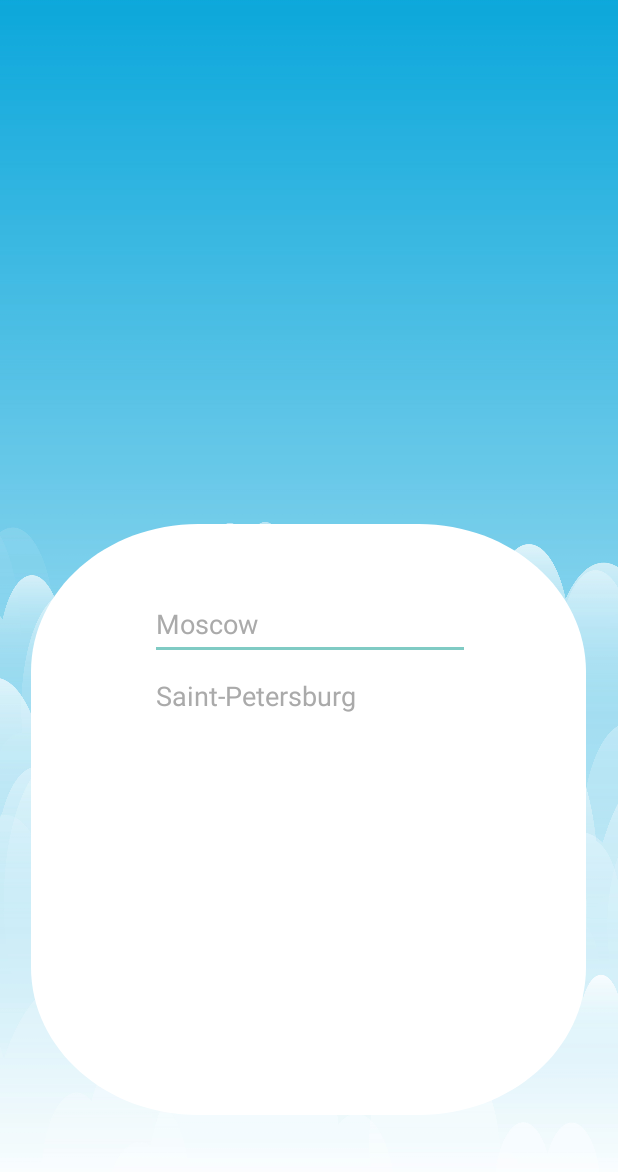
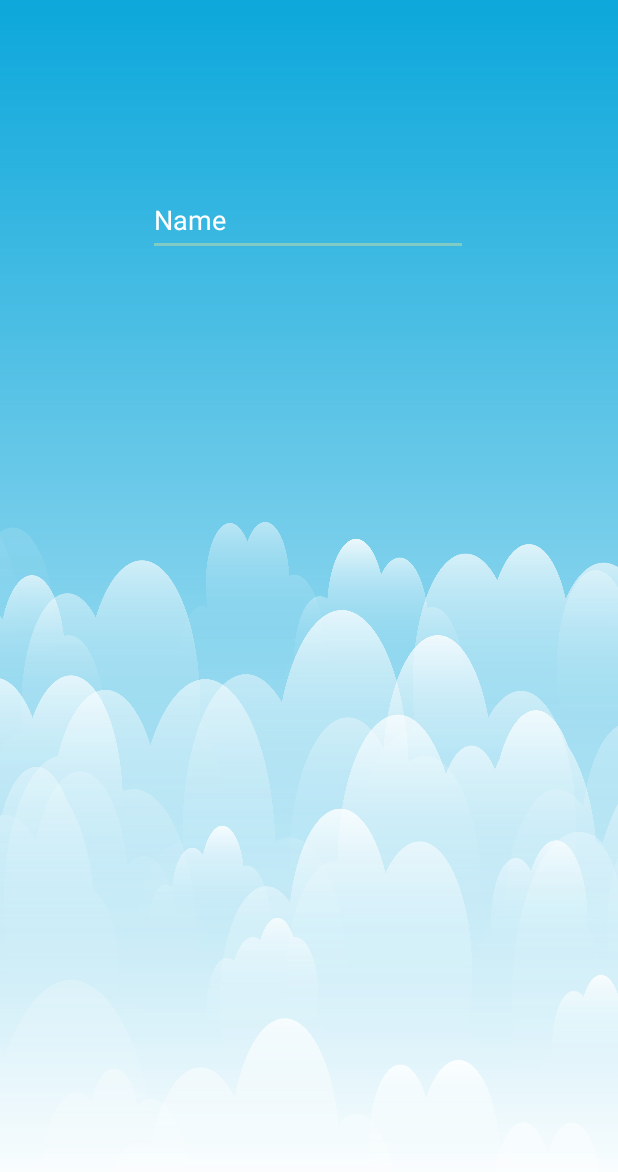
Before and after one commit to FrencysDouble/FLSApp-Java-Mobile-Application-, an Android app: the MainMenuActivity screen opened directly, with no data from a screen before it, on a phone screen of 412 x 824 dp. Shown: the top 1172 px of the screen. Run offline under Robolectric (Android 15) with nearby library versions, the phone set to English and light mode, and no system bars.

```diff
--- a/app/build.gradle
+++ b/app/build.gradle
@@ -37,7 +37,7 @@ dependencies {
     implementation 'com.google.firebase:firebase-analytics'
     implementation 'com.google.firebase:firebase-auth:21.1.0'
     implementation 'com.google.firebase:firebase-database:20.1.0'
-    implementation "androidx.fragment:fragment:1.6.0"
+    implementation 'com.github.andreilisun:swipedismissdialog:0.1'
     testImplementation 'junit:junit:4.+'
     androidTestImplementation 'androidx.test.ext:junit:1.1.5'
     androidTestImplementation 'androidx.test.espresso:espresso-core:3.5.1'
--- a/app/src/main/java/com/mycompany/flsapp/MainActivity.java
+++ b/app/src/main/java/com/mycompany/flsapp/MainActivity.java
@@ -27,4 +27,9 @@ public class MainActivity extends AppCompatActivity {
     {
         startActivity(log);
     }
+
+    public void Test(View view) {
+        Intent intent = new Intent(this,MainMenuActivity.class);
+        startActivity(intent);
+    }
 }
--- a/app/src/main/java/com/mycompany/flsapp/MainMenuActivity.java
+++ b/app/src/main/java/com/mycompany/flsapp/MainMenuActivity.java
@@ -1,14 +1,22 @@
 package com.mycompany.flsapp;
 
 import androidx.appcompat.app.AppCompatActivity;
+import androidx.fragment.app.Fragment;
+import androidx.fragment.app.FragmentManager;
+import androidx.fragment.app.FragmentTransaction;
 
+import android.content.Intent;
 import android.os.Bundle;
 import android.view.View;
 import android.widget.EditText;
+import android.widget.FrameLayout;
 import android.widget.Toast;
 
+import com.mycompany.flsapp.Fragments.Fragment_to;
+
 public class MainMenuActivity extends AppCompatActivity {
-    EditText ed_to,ed_on;
+    EditText ed_to;
+    Fragment_to fragment_to = new Fragment_to();
     @Override
     protected void onCreate(Bundle savedInstanceState) {
         super.onCreate(savedInstanceState);
@@ -19,10 +27,9 @@ public class MainMenuActivity extends AppCompatActivity {
     private void init()
     {
         ed_to = findViewById(R.id.ed_text_to);
-        ed_on = findViewById(R.id.ed_text_on);
     }
 
     public void openSearch1(View view) {
-        Toast.makeText(this,"Sex",Toast.LENGTH_SHORT).show();
+        fragment_to.show(getSupportFragmentManager(), "dialogFragment");
     }
 }
--- a/app/src/main/res/layout/activity_main_menu.xml
+++ b/app/src/main/res/layout/activity_main_menu.xml
@@ -7,52 +7,20 @@
     android:background="@drawable/clouds2"
     tools:context=".MainMenuActivity">
 
-    <View
-        android:id="@+id/log_site_up"
-        android:layout_width="370dp"
-        android:layout_height="394dp"
-        android:layout_alignParentLeft="true"
-        android:layout_alignParentTop="true"
-        android:background="@drawable/log_reg_site"
-        android:padding="10dp"
-        app:layout_constraintBottom_toBottomOf="parent"
-        app:layout_constraintEnd_toEndOf="parent"
-        app:layout_constraintHorizontal_bias="0.487"
-        app:layout_constraintStart_toStartOf="parent"
-        app:layout_constraintTop_toTopOf="parent"
-        app:layout_constraintVertical_bias="0.813" />
-
     <EditText
         android:id="@+id/ed_text_to"
         android:layout_width="wrap_content"
         android:layout_height="wrap_content"
         android:ems="10"
-        android:hint="Moscow"
         android:inputType="textPersonName"
         android:minHeight="48dp"
-        android:textColorHint="@android:color/darker_gray"
         android:onClick="openSearch1"
-        app:layout_constraintBottom_toBottomOf="@+id/log_site_up"
-        app:layout_constraintEnd_toEndOf="@+id/log_site_up"
-        app:layout_constraintHorizontal_bias="0.506"
-        app:layout_constraintStart_toStartOf="@+id/log_site_up"
-        app:layout_constraintTop_toTopOf="@+id/log_site_up"
-        app:layout_constraintVertical_bias="0.124" />
-
-    <EditText
-        android:id="@+id/ed_text_on"
-        android:layout_width="wrap_content"
-        android:layout_height="wrap_content"
-        android:ems="10"
-        android:hint="Saint-Petersburg"
-        android:inputType="textPersonName"
-        android:minHeight="48dp"
-        android:textColorHint="@android:color/darker_gray"
-        app:layout_constraintBottom_toBottomOf="@+id/log_site_up"
-        app:layout_constraintEnd_toEndOf="@+id/ed_text_to"
-        app:layout_constraintHorizontal_bias="0.0"
-        app:layout_constraintStart_toStartOf="@+id/ed_text_to"
-        app:layout_constraintTop_toBottomOf="@+id/ed_text_to"
-        app:layout_constraintVertical_bias="0.0" />
+        android:text="Name"
+        app:layout_constraintBottom_toBottomOf="parent"
+        app:layout_constraintEnd_toEndOf="parent"
+        app:layout_constraintHorizontal_bias="0.497"
+        app:layout_constraintStart_toStartOf="parent"
+        app:layout_constraintTop_toTopOf="parent"
+        app:layout_constraintVertical_bias="0.158" />
 
 </androidx.constraintlayout.widget.ConstraintLayout>
--- a/app/src/main/res/values/styles.xml
+++ b/app/src/main/res/values/styles.xml
@@ -9,4 +9,15 @@
         <item name="windowActionBar">false</item>
         <item name="android:windowNoTitle">true</item>
     </style>
+    <style name="FullScreenDialog" parent="Theme.AppCompat.Light.Dialog">
+        <item name="android:windowIsFloating">false</item>
+        <item name="android:windowBackground">@android:color/transparent</item>
+        <item name="android:windowFullscreen">true</item>
+        <item name="android:windowAnimationStyle">@style/DialogAnimation</item>
+    </style>
+
+    <style name="DialogAnimation">
+        <item name="android:windowEnterAnimation">@android:anim/fade_in</item>
+        <item name="android:windowExitAnimation">@android:anim/fade_out</item>
+    </style>
 </resources>
--- a/build.gradle
+++ b/build.gradle
@@ -3,6 +3,7 @@ buildscript {
     repositories {
         google()
         mavenCentral()
+        maven { url 'https://jitpack.io' }
     }
     dependencies {
         classpath "com.android.tools.build:gradle:7.0.3"
```
Also changed, not shown: app/src/main/java/com/mycompany/flsapp/Fragments/Fragment_to.java (+15 -2 lines), app/src/main/res/layout/activity_main.xml (+14 -0 lines), app/src/main/res/layout/fragment_to.xml (+8 -9 lines).
